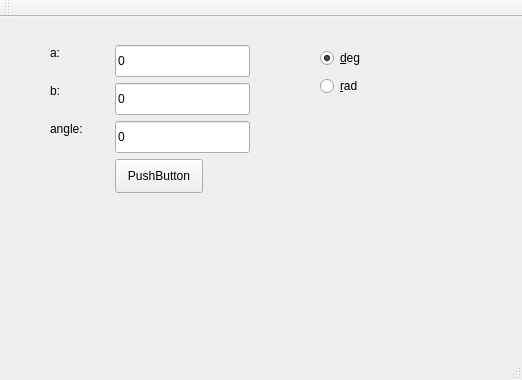
Before: the Qt Designer form HW1/task2/mainwindow.ui in DenisTroshchenkov/QtGeekUniversity, drawn with Qt 5.
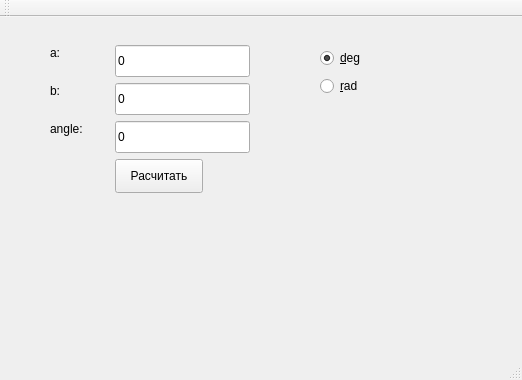
After: the same form once the commit is applied.

Diff of the .ui file:
```diff
--- a/HW1/task2/mainwindow.ui
+++ b/HW1/task2/mainwindow.ui
@@ -76,7 +76,7 @@
      </rect>
     </property>
     <property name="text">
-     <string>PushButton</string>
+     <string>Расчитать</string>
     </property>
    </widget>
    <widget class="QLabel" name="res">
```
